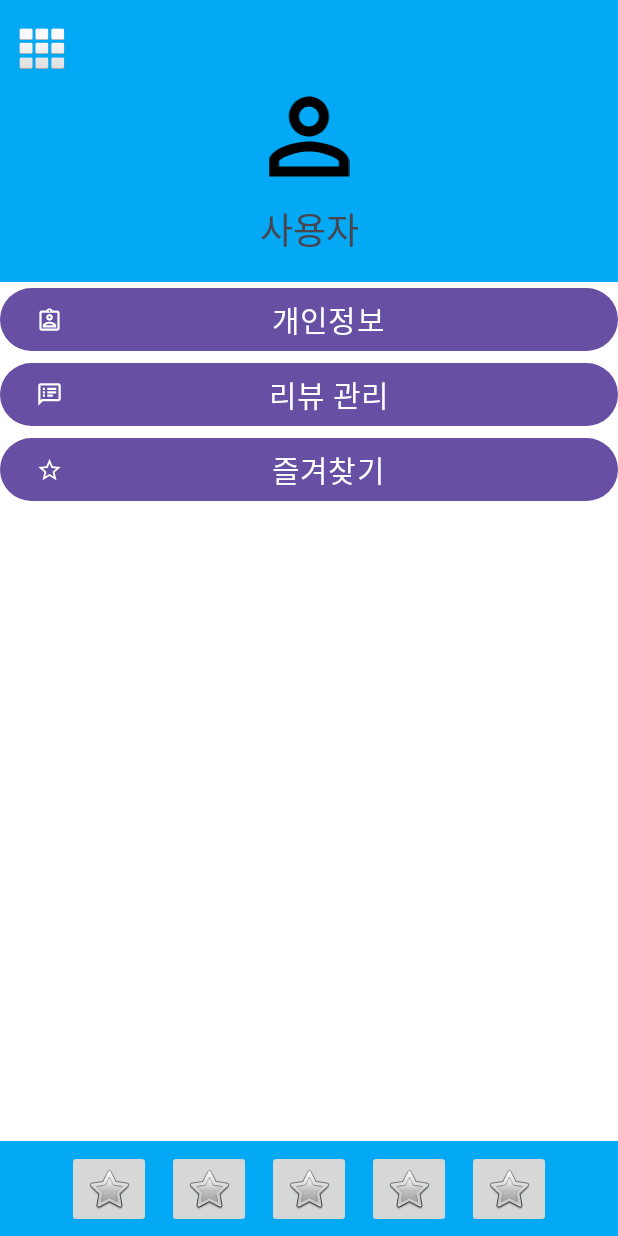
After one commit to lemonmungchi/Test_g, an Android app: the UserPageActivity screen opened directly, with no data from a screen before it, on a phone screen of 412 x 824 dp. The commit adds this screen. Run offline under Robolectric (Android 15) with nearby library versions, the phone set to English and light mode, and no system bars.

Commit message:
(Add) 개인 페이지 추가 (-희준)

```diff
--- a/app/src/main/AndroidManifest.xml
+++ b/app/src/main/AndroidManifest.xml
@@ -33,6 +33,9 @@
                 <category android:name="android.intent.category.LAUNCHER" />
             </intent-filter>
         </activity>
+
+        <activity android:name=".UserPageActivity" />
+        <activity android:name=".PrivacyActivity" />
     </application>
 
 </manifest>
--- /dev/null
+++ b/app/src/main/java/com/example/k_contest/UserPageActivity.java
@@ -0,0 +1,29 @@
+package com.example.k_contest;
+
+
+import android.content.Intent;
+import android.os.Bundle;
+import android.view.View;
+import android.widget.Button;
+
+import androidx.appcompat.app.AppCompatActivity;
+
+public class UserPageActivity extends AppCompatActivity {
+
+    Button Privacy;
+
+    @Override
+    protected void onCreate(Bundle savedInstanceState) {
+        super.onCreate(savedInstanceState);
+        setContentView(R.layout.activity_userpage);
+
+        Privacy = findViewById(R.id.privacyBtn);
+        Privacy.setOnClickListener(new View.OnClickListener() {
+            @Override
+            public void onClick(View view) {
+                Intent intent = new Intent(UserPageActivity.this, PrivacyActivity.class);
+                startActivity(intent);
+            }
+        });
+    }
+}
--- /dev/null
+++ b/app/src/main/res/drawable/assignment_ind.xml
@@ -0,0 +1,9 @@
+<vector xmlns:android="http://schemas.android.com/apk/res/android"
+    android:width="30dp"
+    android:height="30dp"
+    android:viewportWidth="30"
+    android:viewportHeight="30">
+  <path
+      android:pathData="M23.75,5H18.525C18,3.55 16.625,2.5 15,2.5C13.375,2.5 12,3.55 11.475,5H6.25C4.875,5 3.75,6.125 3.75,7.5V25C3.75,26.375 4.875,27.5 6.25,27.5H23.75C25.125,27.5 26.25,26.375 26.25,25V7.5C26.25,6.125 25.125,5 23.75,5ZM15,4.688C15.275,4.688 15.512,4.813 15.688,5C15.837,5.162 15.938,5.387 15.938,5.625C15.938,6.137 15.512,6.563 15,6.563C14.488,6.563 14.063,6.137 14.063,5.625C14.063,5.387 14.163,5.162 14.313,5C14.488,4.813 14.725,4.688 15,4.688ZM23.75,25H6.25V7.5H23.75V25ZM15,8.75C12.938,8.75 11.25,10.438 11.25,12.5C11.25,14.563 12.938,16.25 15,16.25C17.063,16.25 18.75,14.563 18.75,12.5C18.75,10.438 17.063,8.75 15,8.75ZM15,13.75C14.313,13.75 13.75,13.188 13.75,12.5C13.75,11.813 14.313,11.25 15,11.25C15.688,11.25 16.25,11.813 16.25,12.5C16.25,13.188 15.688,13.75 15,13.75ZM7.5,21.837V23.75H22.5V21.837C22.5,18.712 17.538,17.362 15,17.362C12.462,17.362 7.5,18.7 7.5,21.837ZM10.387,21.25C11.25,20.55 13.363,19.85 15,19.85C16.638,19.85 18.763,20.55 19.612,21.25H10.387Z"
+      android:fillColor="#000000"/>
+</vector>
--- /dev/null
+++ b/app/src/main/res/drawable/peopleicon.xml
@@ -0,0 +1,10 @@
+<vector xmlns:android="http://schemas.android.com/apk/res/android"
+    android:width="54dp"
+    android:height="54dp"
+    android:viewportWidth="54"
+    android:viewportHeight="54">
+  <path
+      android:pathData="M27,0.333C19.633,0.333 13.667,6.3 13.667,13.667C13.667,21.033 19.633,27 27,27C34.367,27 40.333,21.033 40.333,13.667C40.333,6.3 34.367,0.333 27,0.333ZM33.667,13.667C33.667,10 30.667,7 27,7C23.333,7 20.333,10 20.333,13.667C20.333,17.333 23.333,20.333 27,20.333C30.667,20.333 33.667,17.333 33.667,13.667ZM47,43.667C46.333,41.3 36,37 27,37C18,37 7.667,41.3 7,43.7V47H47V43.667ZM0.333,43.667C0.333,34.8 18.1,30.333 27,30.333C35.9,30.333 53.667,34.8 53.667,43.667V53.667H0.333V43.667Z"
+      android:fillColor="#000000"
+      android:fillType="evenOdd"/>
+</vector>
--- /dev/null
+++ b/app/src/main/res/drawable/speaker_notes.xml
@@ -0,0 +1,9 @@
+<vector xmlns:android="http://schemas.android.com/apk/res/android"
+    android:width="30dp"
+    android:height="30dp"
+    android:viewportWidth="30"
+    android:viewportHeight="30">
+  <path
+      android:pathData="M25,2.5H5C3.625,2.5 2.513,3.625 2.513,5L2.5,27.5L7.5,22.5H25C26.375,22.5 27.5,21.375 27.5,20V5C27.5,3.625 26.375,2.5 25,2.5ZM25,20H6.463L5,21.462V5H25V20ZM7.5,15H10V17.5H7.5V15ZM7.5,11.25H10V13.75H7.5V11.25ZM7.5,7.5H10V10H7.5V7.5ZM12.5,15H18.75V17.5H12.5V15ZM12.5,11.25H22.5V13.75H12.5V11.25ZM12.5,7.5H22.5V10H12.5V7.5Z"
+      android:fillColor="#000000"/>
+</vector>
--- /dev/null
+++ b/app/src/main/res/drawable/star_border.xml
@@ -0,0 +1,9 @@
+<vector xmlns:android="http://schemas.android.com/apk/res/android"
+    android:width="30dp"
+    android:height="30dp"
+    android:viewportWidth="30"
+    android:viewportHeight="30">
+  <path
+      android:pathData="M27.5,12.175L18.513,11.4L15,3.125L11.488,11.413L2.5,12.175L9.325,18.087L7.275,26.875L15,22.212L22.725,26.875L20.688,18.087L27.5,12.175ZM15,19.875L10.3,22.712L11.55,17.362L7.4,13.762L12.875,13.288L15,8.25L17.138,13.3L22.612,13.775L18.462,17.375L19.712,22.725L15,19.875Z"
+      android:fillColor="#000000"/>
+</vector>
--- /dev/null
+++ b/app/src/main/res/layout/activity_userpage.xml
@@ -0,0 +1,80 @@
+<?xml version="1.0" encoding="utf-8"?>
+<LinearLayout xmlns:android="http://schemas.android.com/apk/res/android"
+    xmlns:app="http://schemas.android.com/apk/res-auto"
+    android:layout_width="match_parent"
+    android:layout_height="match_parent"
+    android:layout_centerHorizontal="false"
+    android:background="#03A9F4"
+    android:orientation="vertical"
+    android:verticalScrollbarPosition="left">
+
+    <include layout="@layout/topbar" />
+
+    <ImageView
+        android:id="@+id/imageView"
+        android:layout_width="match_parent"
+        android:layout_height="wrap_content"
+        app:srcCompat="@drawable/peopleicon" />
+
+    <TextView
+        android:layout_width="match_parent"
+        android:layout_height="70dp"
+        android:gravity="center"
+        android:text="사용자"
+        android:textSize="24sp" />
+
+    <LinearLayout
+        android:layout_width="match_parent"
+        android:layout_height="match_parent"
+        android:layout_weight="1"
+        android:background="@color/white"
+        android:orientation="vertical">
+
+        <ScrollView
+            android:layout_width="match_parent"
+            android:layout_height="match_parent"
+            android:layout_weight="1">
+            <LinearLayout
+                android:layout_width="match_parent"
+                android:layout_height="match_parent"
+                android:layout_weight="1"
+                android:background="@color/white"
+                android:orientation="vertical">
+
+                <Button
+                    android:id="@+id/privacyBtn"
+                    android:layout_width="match_parent"
+                    android:layout_height="wrap_content"
+                    android:text="개인정보"
+                    android:textSize="20sp"
+                    app:icon="@drawable/assignment_ind" />
+
+                <Button
+                    android:id="@+id/reviewManagementBtn"
+                    android:layout_width="match_parent"
+                    android:layout_height="wrap_content"
+                    android:text="리뷰 관리"
+                    android:textSize="20sp"
+                    app:icon="@drawable/speaker_notes" />
+
+                <Button
+                    android:id="@+id/bookmarkBtn"
+                    android:layout_width="match_parent"
+                    android:layout_height="wrap_content"
+                    android:text="즐겨찾기"
+                    android:textSize="20sp"
+                    app:icon="@drawable/star_border" />
+
+            </LinearLayout>
+        </ScrollView>
+
+        <include
+            layout="@layout/bottombar"
+            android:layout_width="match_parent"
+            android:layout_height="match_parent"
+            android:layout_gravity="bottom|center"
+            android:layout_weight="9" />
+    </LinearLayout>
+
+
+</LinearLayout>
```
Also changed, not shown: app/src/main/java/com/example/k_contest/HomeActivity.java (+14 -0 lines), app/src/main/java/com/example/k_contest/PrivacyActivity.java (added, +19 -0 lines), app/src/main/res/layout/activity_privacy.xml (added, +96 -0 lines), app/src/main/res/values/strings.xml (+8 -0 lines).
